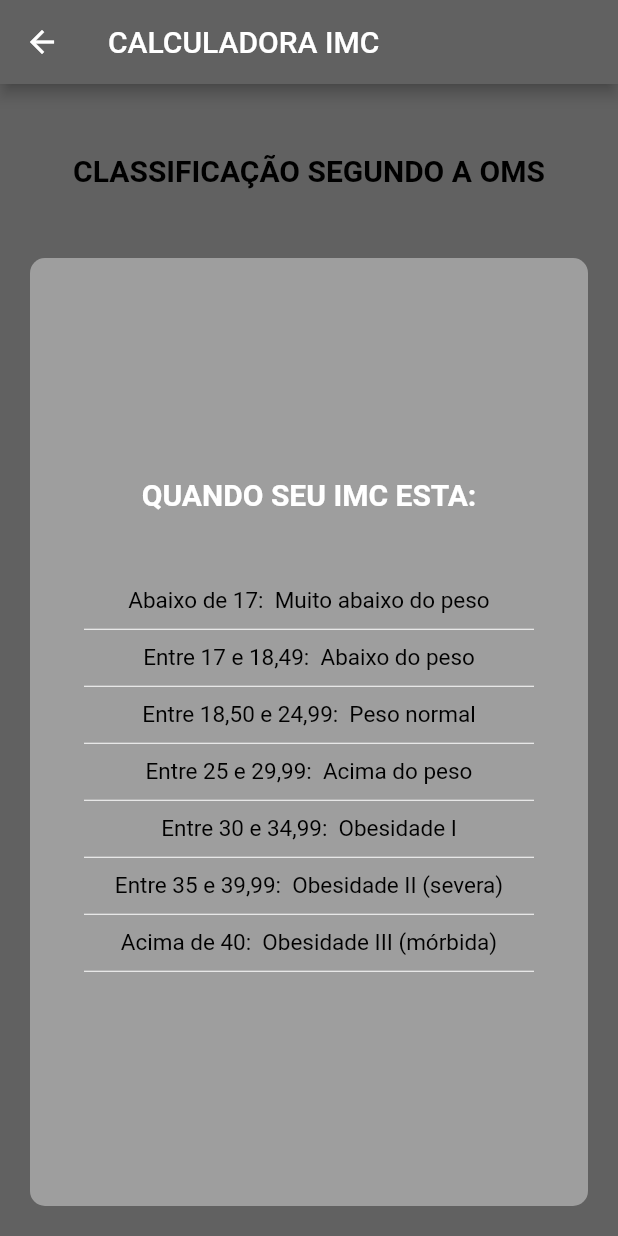
After one commit to Julio-JC/app_imccalc, a Flutter app: the TelaTabelaImc screen opened directly, on a phone screen of 412 x 824 dp. The commit adds this screen. Run offline on Flutter 3.47's test engine with Material 2 defaults, Android fonts, the phone set to English and light mode, and no system bars; our stand-ins replace font_awesome_flutter.

Commit message:
Criado a tela e tabela IMC, criado botão e navegação entre telas.

```diff
--- /dev/null
+++ b/lib/componentes/conteudo_da_tabela.dart
@@ -0,0 +1,103 @@
+import 'package:flutter/cupertino.dart';
+import 'package:flutter/material.dart';
+import 'package:flutter/src/foundation/key.dart';
+import 'package:flutter/src/widgets/framework.dart';
+
+import '../constantes.dart';
+
+class ConteudoDaTabela extends StatelessWidget {
+  const ConteudoDaTabela({Key? key}) : super(key: key);
+
+  @override
+  Widget build(BuildContext context) {
+    return Column(
+      mainAxisAlignment: MainAxisAlignment.center,
+      children: const [
+        Text(
+          'QUANDO SEU IMC ESTA:',
+          style: kTituloTabelaTextStyle,
+        ),
+        SizedBox(
+          height: 50,
+        ),
+        Text(
+          "Abaixo de 17:  Muito abaixo do peso",
+          style: kDescricaoTextStyle,
+        ),
+        SizedBox(
+          height: 20,
+          width: 300,
+          child: Divider(
+            color: Colors.white,
+          ),
+        ),
+        Text(
+          "Entre 17 e 18,49:  Abaixo do peso",
+          style: kDescricaoTextStyle,
+        ),
+        SizedBox(
+          height: 20,
+          width: 300,
+          child: Divider(
+            color: Colors.white,
+          ),
+        ),
+        Text(
+          "Entre 18,50 e 24,99:  Peso normal",
+          style: kDescricaoTextStyle,
+        ),
+        SizedBox(
+          height: 20,
+          width: 300,
+          child: Divider(
+            color: Colors.white,
+          ),
+        ),
+        Text(
+          "Entre 25 e 29,99:  Acima do peso",
+          style: kDescricaoTextStyle,
+        ),
+        SizedBox(
+          height: 20,
+          width: 300,
+          child: Divider(
+            color: Colors.white,
+          ),
+        ),
+        Text(
+          "Entre 30 e 34,99:  Obesidade I",
+          style: kDescricaoTextStyle,
+        ),
+        SizedBox(
+          height: 20,
+          width: 300,
+          child: Divider(
+            color: Colors.white,
+          ),
+        ),
+        Text(
+          "Entre 35 e 39,99:  Obesidade II (severa)",
+          style: kDescricaoTextStyle,
+        ),
+        SizedBox(
+          height: 20,
+          width: 300,
+          child: Divider(
+            color: Colors.white,
+          ),
+        ),
+        Text(
+          "Acima de 40:  Obesidade III (mórbida)",
+          style: kDescricaoTextStyle,
+        ),
+        SizedBox(
+          height: 20,
+          width: 300,
+          child: Divider(
+            color: Colors.white,
+          ),
+        ),
+      ],
+    );
+  }
+}
--- a/lib/constantes.dart
+++ b/lib/constantes.dart
@@ -17,6 +17,11 @@ const kNumeroTextStyle2 = TextStyle(
 );
 
 const TextStyle kBotaoGrandeTextStyle = TextStyle(
+  fontSize: 20.0,
+  fontWeight: FontWeight.bold,
+);
+
+const TextStyle kTituloTabelaTextStyle = TextStyle(
   fontSize: 20.0,
   fontWeight: FontWeight.bold,
 );
@@ -42,3 +47,9 @@ const kCopoTextStyle = TextStyle(
   fontSize: 22.0,
   color: Colors.black,
 );
+
+const kTabelaTextIMC = TextStyle(
+  fontSize: 20,
+  fontWeight: FontWeight.bold,
+  color: Colors.black,
+);
--- a/lib/telas/tela_resultados.dart
+++ b/lib/telas/tela_resultados.dart
@@ -1,3 +1,4 @@
+import 'package:app_imccalc/telas/tela_tabela_imc.dart';
 import 'package:flutter/material.dart';
 import '../componentes/botao_inferior.dart';
 import '../componentes/cartao_padrao.dart';
@@ -31,9 +32,32 @@ class TelaResultados extends StatelessWidget {
             child: Container(
               padding: const EdgeInsets.all(15.0),
               alignment: Alignment.bottomLeft,
-              child: const Text(
-                'Resultado',
-                style: kTituloTextStyle,
+              child: Row(
+                mainAxisAlignment: MainAxisAlignment.spaceBetween,
+                children: [
+                  Text(
+                    'Resultado',
+                    style: kTituloTextStyle,
+                  ),
+                  ElevatedButton(
+                    style: ButtonStyle(
+                      backgroundColor: MaterialStateProperty.all(
+                        Color(0xFFFF5822),
+                      ),
+                    ),
+                    onPressed: () {
+                      Navigator.push(
+                        context,
+                        MaterialPageRoute(
+                          builder: (context) {
+                            return TelaTabelaImc();
+                          },
+                        ),
+                      );
+                    },
+                    child: Text('Tabela IMC'),
+                  ),
+                ],
               ),
             ),
           ),
--- /dev/null
+++ b/lib/telas/tela_tabela_imc.dart
@@ -0,0 +1,39 @@
+import 'package:app_imccalc/componentes/conteudo_da_tabela.dart';
+import 'package:app_imccalc/constantes.dart';
+import 'package:flutter/material.dart';
+import '../componentes/cartao_padrao.dart';
+
+class TelaTabelaImc extends StatelessWidget {
+  ConteudoDaTabela tabela = ConteudoDaTabela();
+  @override
+  Widget build(BuildContext context) {
+    return Scaffold(
+      appBar: AppBar(
+        title: const Text('CALCULADORA IMC'),
+      ),
+      body: Column(crossAxisAlignment: CrossAxisAlignment.stretch, children: [
+        Expanded(
+          child: Container(
+            margin: const EdgeInsets.only(top: 20),
+            padding: EdgeInsets.all(15.0),
+            child: Center(
+              child: Text(
+                'CLASSIFICAÇÃO SEGUNDO A OMS',
+                style: kTabelaTextIMC,
+              ),
+            ),
+          ),
+        ),
+        Expanded(
+          flex: 7,
+          child: CartaoPadrao(
+            cor: kCorAtivaCartaoPadrao,
+            filhoCartao: Container(
+              child: ConteudoDaTabela(),
+            ),
+          ),
+        ),
+      ]),
+    );
+  }
+}
```
